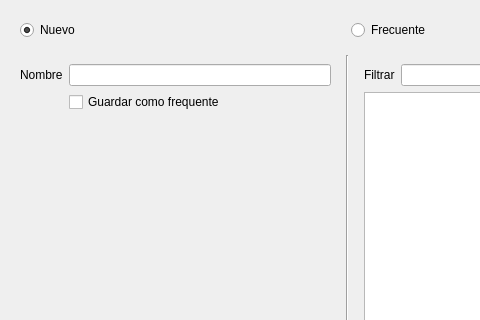
Old version of the form romano/ui/add_carrier.ui in the repository elshaka/Romano; both pictures show x 0 to 480 and y 0 to 320 of the 695 by 482 pixel window.
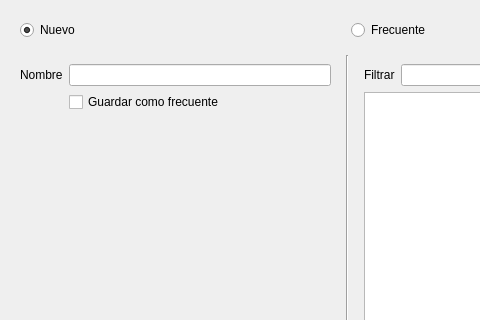
New version of the form.

Commit message: Fixed typo in add driver/truck/carrier dialogs

What changed in the file:
```diff
--- a/romano/ui/add_carrier.ui
+++ b/romano/ui/add_carrier.ui
@@ -61,7 +61,7 @@
         <item row="1" column="1">
          <widget class="QCheckBox" name="saveAsFrequentBox">
           <property name="text">
-           <string>Guardar como frequente</string>
+           <string>Guardar como frecuente</string>
           </property>
          </widget>
         </item>
```
The commit also changes 5 other files.
